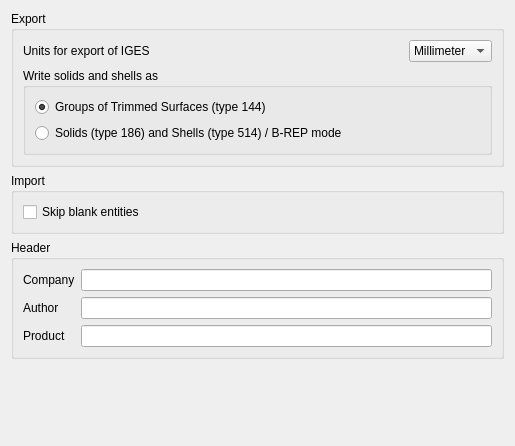
Above: src/Mod/Part/Gui/DlgImportExportIges.ui from southseact-3d/fcd before the change. Below: the same form after it.
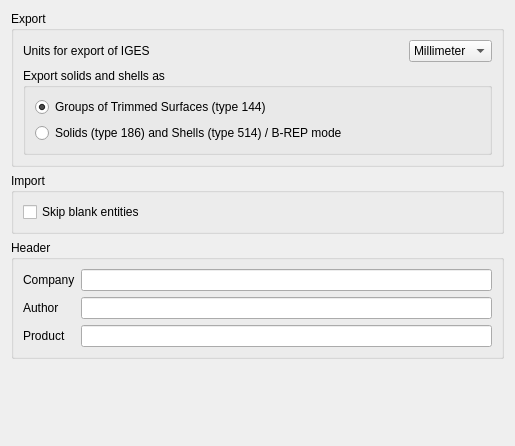
That is the form after the change.

The edit to the form file:
```diff
--- a/src/Mod/Part/Gui/DlgImportExportIges.ui
+++ b/src/Mod/Part/Gui/DlgImportExportIges.ui
@@ -62,7 +62,7 @@
       <item row="1" column="0" colspan="3">
        <widget class="QGroupBox" name="groupBox_3">
         <property name="title">
-         <string>Write solids and shells as</string>
+         <string>Export solids and shells as</string>
         </property>
         <layout class="QGridLayout" name="gridLayout">
          <item row="0" column="0">
```
